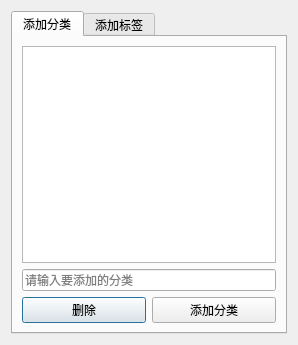
Before: the Qt Designer form src/ui/addcategorytagview.ui in xmujin/xledger, drawn with Qt 5.
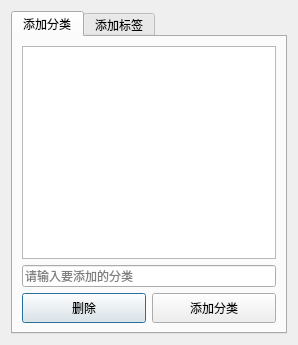
After: the same form once the commit is applied. Custom widgets are drawn as their Qt base class.

The edit to the form file:
```diff
--- a/src/ui/addcategorytagview.ui
+++ b/src/ui/addcategorytagview.ui
@@ -37,14 +37,38 @@
        <item>
         <layout class="QHBoxLayout" name="horizontalLayout">
          <item>
-          <widget class="QPushButton" name="deleteCategoryBtn">
+          <widget class="MyButton" name="deleteCategoryBtn">
+           <property name="sizePolicy">
+            <sizepolicy hsizetype="Fixed" vsizetype="Fixed">
+             <horstretch>0</horstretch>
+             <verstretch>0</verstretch>
+            </sizepolicy>
+           </property>
+           <property name="minimumSize">
+            <size>
+             <width>124</width>
+             <height>30</height>
+            </size>
+           </property>
            <property name="text">
             <string>删除</string>
            </property>
           </widget>
          </item>
          <item>
-          <widget class="QPushButton" name="addCategoryBtn">
+          <widget class="MyButton" name="addCategoryBtn">
+           <property name="sizePolicy">
+            <sizepolicy hsizetype="Fixed" vsizetype="Fixed">
+             <horstretch>0</horstretch>
+             <verstretch>0</verstretch>
+            </sizepolicy>
+           </property>
+           <property name="minimumSize">
+            <size>
+             <width>124</width>
+             <height>30</height>
+            </size>
+           </property>
            <property name="text">
             <string>添加分类</string>
            </property>
@@ -93,6 +117,13 @@
    </item>
   </layout>
  </widget>
+ <customwidgets>
+  <customwidget>
+   <class>MyButton</class>
+   <extends>QPushButton</extends>
+   <header>mybutton.h</header>
+  </customwidget>
+ </customwidgets>
  <resources/>
  <connections/>
 </ui>
```
Left out of the diff: 28 changed lines with no effect on the pictures.
